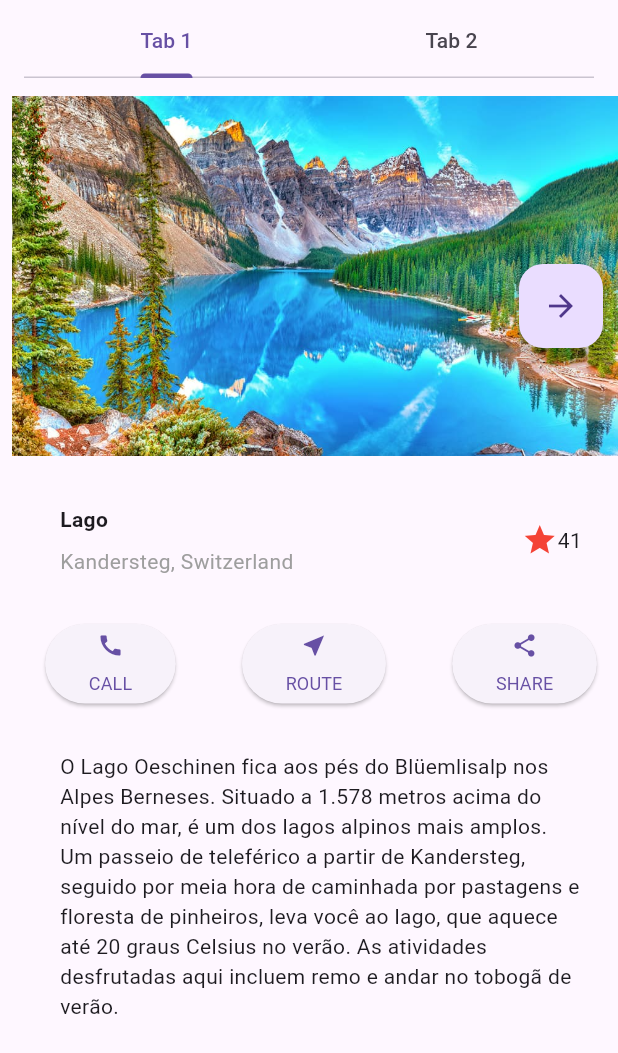
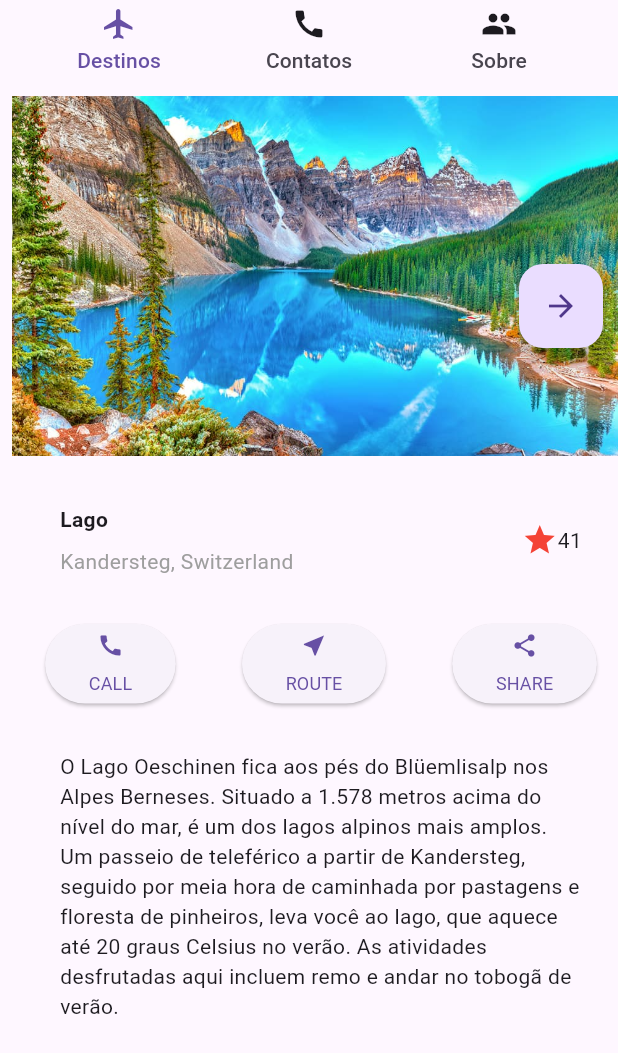
Before and after one commit to Rafa1a/Flutter_aprendendo, a Flutter app: the screen it shows after launch, on a phone screen of 412 x 824 dp. Shown: the top 1053 px of the screen. Run offline on Flutter 3.47's test engine with Material 3 defaults, Android fonts, the phone set to English and light mode, and no system bars.

Commit message:
up Flutter projeto facu

```diff
--- a/flutter_facu/lib/BodyContent.dart
+++ b/flutter_facu/lib/BodyContent.dart
@@ -7,15 +7,13 @@ class Travel {
   final String image;
   final String title;
   final String sub_title;
-  // final String description;
-  // final int starCount;
+  final String descricao;
 
   Travel({
     required this.image,
     required this.title,
     required this.sub_title,
-    // required this.description,
-    // required this.starCount,
+    required this.descricao,
   });
 }
 
@@ -48,19 +46,19 @@ class BodyContent extends StatelessWidget {
                     ),
                     TitleSection(title: travel.title, subTitle: travel.sub_title),
                     const ButtonSection(),
-                    TextSection(),
+                    TextSection(descricao: travel.descricao,),
                   ],
                 ),
               ),
             );
           },
         ),
-        Positioned(  // Adicione este widget
-          right: 10,  // Ajuste a posição conforme necessário
-          top: 120,  // Ajuste a posição conforme necessário
-          child: FloatingActionButton(  // Adicione este widget
+        Positioned(
+          right: 10,
+          top: 120,
+          child: FloatingActionButton(
             onPressed: () {
-              // Adicione a ação do botão aqui
+              print('FAB clicked');
             },
             child: Icon(Icons.arrow_forward),
           ),
--- a/flutter_facu/lib/components/TextSection.dart
+++ b/flutter_facu/lib/components/TextSection.dart
@@ -2,12 +2,16 @@ import 'package:flutter/material.dart';
 
 
 class TextSection extends StatelessWidget {
+  final String descricao;
+
+  TextSection({Key? key, required this.descricao,}) : super(key: key);
+
   @override
   Widget build(BuildContext context) {
     return Container(
       padding: const EdgeInsets.all(32),
-      child: const Text(
-        'O Lago Oeschinen fica aos pés do Blüemlisalp nos Alpes Berneses. Situado a 1.578 metros acima do nível do mar, é um dos lagos alpinos mais amplos. Um passeio de teleférico a partir de Kandersteg, seguido por meia hora de caminhada por pastagens e floresta de pinheiros, leva você ao lago, que aquece até 20 graus Celsius no verão. As atividades desfrutadas aqui incluem remo e andar no tobogã de verão.',
+      child: Text(
+        descricao,
         softWrap: true,
       ),
     );
--- a/flutter_facu/lib/main.dart
+++ b/flutter_facu/lib/main.dart
@@ -1,43 +1,64 @@
 import 'package:flutter/material.dart';
 import 'BodyContent.dart';
-
+import 'Contatos.dart';
+import 'Sobre.dart';
 void main() {
-  runApp(const MyApp());
+  runApp( MyApp());
 }
 
 class MyApp extends StatelessWidget {
-  const MyApp({Key? key}) : super(key: key);
+  MyApp({Key? key}) : super(key: key);
+  final List<Widget> screens = [
+      BodyContent(
+            travels: [
+              Travel(
+                image: 'lib/images/lago.jpg',
+                title: 'Lago',
+                sub_title:'Kandersteg, Switzerland',
+                descricao:'O Lago Oeschinen fica aos pés do Blüemlisalp nos Alpes Berneses. Situado a 1.578 metros acima do nível do mar, é um dos lagos alpinos mais amplos. Um passeio de teleférico a partir de Kandersteg, seguido por meia hora de caminhada por pastagens e floresta de pinheiros, leva você ao lago, que aquece até 20 graus Celsius no verão. As atividades desfrutadas aqui incluem remo e andar no tobogã de verão. ',
+              ),
+              Travel(
+                image: 'lib/images/montanhas.jpg',
+                title: 'Montanhas do Kisar',
+                sub_title:'Kisar Valley, Suíça',
+                descricao: 'Montanhas do Kisar, um destino deslumbrante localizado em Kandersteg, Suíça. Explore a majestosa beleza natural dessas montanhas, onde picos imponentes tocam o céu. Desfrute de trilhas cênicas, vistas panorâmicas e a serenidade que só as Montanhas do Kisar podem oferecer. Uma experiência inesquecível aguarda por você neste refúgio alpino.'
+,
+              ),
+              Travel(
+                image: 'lib/images/saara.jpg',
+                title: 'Deserto do Saara',
+                sub_title: 'Northern Africa',
+                descricao: 'Explore a vastidão e a beleza única do Deserto do Saara, uma maravilha natural que se estende por grande parte do norte da África. Sinta a imensidão do cenário desértico, com suas dunas ondulantes e paisagens de tirar o fôlego. Testemunhe pores do sol magníficos que pintam o céu com tonalidades deslumbrantes. Uma jornada fascinante aguarda aqueles que buscam a aventura no coração do Deserto do Saara.'
+              ),
+            ],
+          ),
+          Contatos(),
+          Sobre(),
+    ];
 
   @override
   Widget build(BuildContext context) {
     return MaterialApp(
       title: 'Aprendendo Flutter',
       home: DefaultTabController(  // Adicione este widget
-        length: 2,  // Número de tabs
+          length: screens.length,  // Número de tabs
           child: Scaffold(
             appBar: AppBar(
               title: TabBar(  // Adicione este widget
-              tabs: const [
-                Tab(text: 'Tab 1'),  // Adicione as tabs aqui
-                Tab(text: 'Tab 2'),
+                tabs:  [
+                  Tab(text: 'Destinos',
+                  icon: Icon(Icons.flight),),
+                  Tab(text: 'Contatos',
+                  icon: Icon(Icons.call),),
+                  Tab(text: 'Sobre',
+                  icon: Icon(Icons.group),),
+                   // Adicione as tabs aqui
                 ],
               ),
 
             ),
-          body: BodyContent(
-            travels: [
-              Travel(
-                image: 'lib/images/lago.jpg',
-                title: 'Lago',
-                sub_title:'Kandersteg, Switzerland'
-              ),
-              Travel(
-                image: 'lib/images/lago.jpg',
-                title: 'Lago',
-                sub_title:'Kandersteg, Switzerland'
-              ),
-              // Adicione outros Travel conforme necessário
-            ],
+            body: TabBarView(
+              children: screens,
             ),
         ),
       ),
```
Also changed, not shown: flutter_facu/lib/Contatos.dart (added, +31 -0 lines), flutter_facu/lib/Sobre.dart (added, +69 -0 lines), flutter_facu/lib/images/montanhas.jpg (added), flutter_facu/lib/images/saara.jpg (added), 1 other file. Lines whose indentation alone changed are shown as unchanged.
